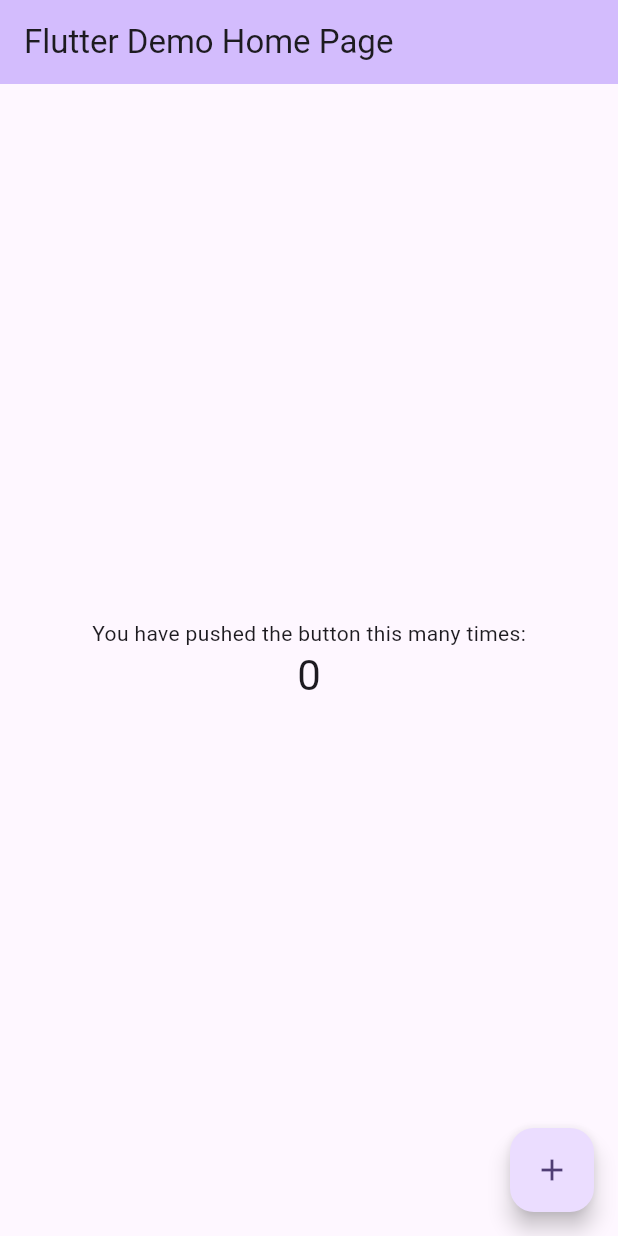
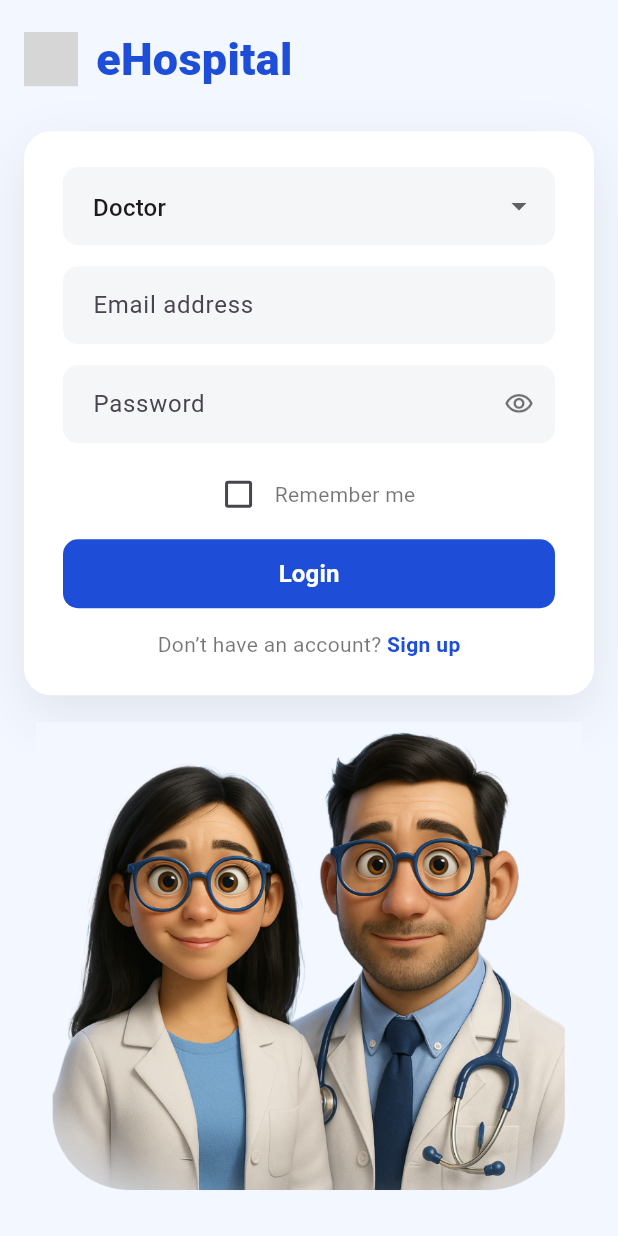
Before and after one commit to Rachit2030/ehosptal_flutter_revamp, a Flutter app: the screen it shows after launch, on a phone screen of 412 x 824 dp. Run offline on Flutter 3.47's test engine with Material 3 defaults, Android fonts, the phone set to English and light mode, and no system bars; our stand-ins replace flutter_svg; project files that could hold a hidden picture were left out; grey boxes are pictures that could not be loaded.

Commit message:
Login Page Implementation

```diff
--- /dev/null
+++ b/lib/Service/API_service.dart
@@ -0,0 +1,40 @@
+import 'dart:convert';
+import 'package:http/http.dart' as http;
+
+class ApiService {
+  static const String baseUrl =
+      "https://tysnx3mi2s.us-east-1.awsapprunner.com";
+
+  Future<Map<String, dynamic>> login({
+    required String email,
+    required String password,
+    required String selectedOption, // "Doctor" / "Patient"
+  }) async {
+    final url = Uri.parse("$baseUrl/api/users/login");
+
+    final response = await http
+        .post(
+          url,
+          headers: const {
+            "Content-Type": "application/json",
+            "Accept": "application/json",
+          },
+          body: jsonEncode({
+            "email": email,
+            "password": password,
+            "selectedOption": selectedOption, // keep "Doctor" if backend expects that
+          }),
+        )
+        .timeout(const Duration(seconds: 20));
+
+    // Helpful debug
+    // print("Status: ${response.statusCode}");
+    // print("Body: ${response.body}");
+
+    if (response.statusCode == 200) {
+      return jsonDecode(response.body) as Map<String, dynamic>;
+    }
+
+    throw Exception("Login failed: ${response.statusCode} - ${response.body}");
+  }
+}
--- /dev/null
+++ b/lib/View/Screens/Login_Screen.dart
@@ -0,0 +1,476 @@
+import 'package:ehosptal_flutter_revamp/Service/API_service.dart';
+import 'package:flutter/material.dart';
+import 'package:flutter_svg/svg.dart';
+
+class LoginScreen extends StatefulWidget {
+  const LoginScreen({super.key});
+
+  @override
+  State<LoginScreen> createState() => _LoginScreenState();
+}
+
+class _LoginScreenState extends State<LoginScreen> {
+  final _formKey = GlobalKey<FormState>();
+
+  final emailController = TextEditingController();
+  final passwordController = TextEditingController();
+
+  final List<String> roles = const ["Doctor", "Patient"];
+  String selectedRole = "Doctor";
+
+  bool rememberMe = false;
+  bool isLoading = false;
+  bool obscurePassword = true;
+
+  @override
+  void dispose() {
+    emailController.dispose();
+    passwordController.dispose();
+    super.dispose();
+  }
+
+  void onLogin() async {
+  FocusScope.of(context).unfocus();
+
+  if (!_formKey.currentState!.validate()) return;
+
+  setState(() => isLoading = true);
+
+  try {
+    final api = ApiService();
+
+    final res = await api.login(
+      email: emailController.text.trim(),
+      password: passwordController.text.trim(),
+      selectedOption: selectedRole, // Doctor / Patient
+    );
+
+    if (!mounted) return;
+    setState(() => isLoading = false);
+
+    // Optional: if your API returns token/user, you can read it like:
+    // final token = res["token"];
+    // final user = res["user"];
+
+    ScaffoldMessenger.of(context).showSnackBar(
+      const SnackBar(content: Text("✅ Login successful")),
+    );
+
+    // TODO: Navigate to home screen
+    // Navigator.pushReplacement(context, MaterialPageRoute(builder: (_) => const HomeScreen()));
+
+    debugPrint("Login response: $res");
+  } catch (e) {
+    if (!mounted) return;
+    setState(() => isLoading = false);
+
+    ScaffoldMessenger.of(context).showSnackBar(
+      SnackBar(content: Text("❌ Login failed: $e")),
+    );
+
+    debugPrint("Login error: $e");
+  }
+}
+
+
+  @override
+  Widget build(BuildContext context) {
+    const bg = Color(0xFFF3F7FF);
+    const primary = Color(0xFF1E4ED8);
+
+    return Scaffold(
+      backgroundColor: bg,
+      body: SafeArea(
+        child: LayoutBuilder(
+          builder: (context, constraints) {
+            final isMobile = constraints.maxWidth < 900;
+
+            return Padding(
+              padding: EdgeInsets.symmetric(
+                horizontal: isMobile ? 16 : 40,
+                vertical: isMobile ? 18 : 28,
+              ),
+              child: Column(
+                crossAxisAlignment: CrossAxisAlignment.start,
+                children: [
+                  // Top-left brand row (logo + eHospital)
+                  Row(
+                    children: [
+                      SvgPicture.asset(
+  "assets/ehospital_logo.svg",
+  height: 36,
+),
+                      const SizedBox(width: 12),
+                      const Text(
+                        "eHospital",
+                        style: TextStyle(
+                          fontSize: 30,
+                          fontWeight: FontWeight.w800,
+                          color: primary,
+                          letterSpacing: 0.2,
+                        ),
+                      ),
+                    ],
+                  ),
+
+                  const SizedBox(height: 22),
+
+                  Expanded(
+                    child: Center(
+                      child: ConstrainedBox(
+                        constraints: const BoxConstraints(maxWidth: 1200),
+                        child: isMobile
+                            ? _MobileLayout(primary: primary)
+                            : _DesktopLayout(
+                                primary: primary,
+                                formKey: _formKey,
+                                roles: roles,
+                                selectedRole: selectedRole,
+                                onRoleChanged: (v) =>
+                                    setState(() => selectedRole = v),
+                                emailController: emailController,
+                                passwordController: passwordController,
+                                rememberMe: rememberMe,
+                                onRememberChanged: (v) =>
+                                    setState(() => rememberMe = v),
+                                obscurePassword: obscurePassword,
+                                onTogglePassword: () => setState(
+                                    () => obscurePassword = !obscurePassword),
+                                isLoading: isLoading,
+                                onLogin: onLogin,
+                              ),
+                      ),
+                    ),
+                  ),
+                ],
+              ),
+            );
+          },
+        ),
+      ),
+    );
+  }
+
+  Widget _MobileLayout({required Color primary}) {
+    // On mobile, stack card then image
+    return SingleChildScrollView(
+      child: Column(
+        children: [
+          _LoginCard(
+            primary: primary,
+            formKey: _formKey,
+            roles: roles,
+            selectedRole: selectedRole,
+            onRoleChanged: (v) => setState(() => selectedRole = v),
+            emailController: emailController,
+            passwordController: passwordController,
+            rememberMe: rememberMe,
+            onRememberChanged: (v) => setState(() => rememberMe = v),
+            obscurePassword: obscurePassword,
+            onTogglePassword: () =>
+                setState(() => obscurePassword = !obscurePassword),
+            isLoading: isLoading,
+            onLogin: onLogin,
+          ),
+          const SizedBox(height: 18),
+          Image.asset(
+            "assets/doctors_illustration.png",
+            height: 320,
+            fit: BoxFit.contain,
+          ),
+        ],
+      ),
+    );
+  }
+}
+
+class _DesktopLayout extends StatelessWidget {
+  const _DesktopLayout({
+    required this.primary,
+    required this.formKey,
+    required this.roles,
+    required this.selectedRole,
+    required this.onRoleChanged,
+    required this.emailController,
+    required this.passwordController,
+    required this.rememberMe,
+    required this.onRememberChanged,
+    required this.obscurePassword,
+    required this.onTogglePassword,
+    required this.isLoading,
+    required this.onLogin,
+  });
+
+  final Color primary;
+  final GlobalKey<FormState> formKey;
+  final List<String> roles;
+  final String selectedRole;
+  final ValueChanged<String> onRoleChanged;
+
+  final TextEditingController emailController;
+  final TextEditingController passwordController;
+
+  final bool rememberMe;
+  final ValueChanged<bool> onRememberChanged;
+
+  final bool obscurePassword;
+  final VoidCallback onTogglePassword;
+
+  final bool isLoading;
+  final VoidCallback onLogin;
+
+  @override
+  Widget build(BuildContext context) {
+    return Row(
+      children: [
+        // Left: card
+        Expanded(
+          flex: 5,
+          child: Align(
+            alignment: Alignment.centerLeft,
+            child: _LoginCard(
+              primary: primary,
+              formKey: formKey,
+              roles: roles,
+              selectedRole: selectedRole,
+              onRoleChanged: onRoleChanged,
+              emailController: emailController,
+              passwordController: passwordController,
+              rememberMe: rememberMe,
+              onRememberChanged: onRememberChanged,
+              obscurePassword: obscurePassword,
+              onTogglePassword: onTogglePassword,
+              isLoading: isLoading,
+              onLogin: onLogin,
+            ),
+          ),
+        ),
+
+        const SizedBox(width: 40),
+
+        // Right: illustration
+        Expanded(
+          flex: 6,
+          child: Align(
+            alignment: Alignment.centerRight,
+            child: Image.asset(
+              "assets/doctors_illustration.png",
+              height: 460,
+              fit: BoxFit.contain,
+            ),
+          ),
+        ),
+      ],
+    );
+  }
+}
+
+class _LoginCard extends StatelessWidget {
+  const _LoginCard({
+    required this.primary,
+    required this.formKey,
+    required this.roles,
+    required this.selectedRole,
+    required this.onRoleChanged,
+    required this.emailController,
+    required this.passwordController,
+    required this.rememberMe,
+    required this.onRememberChanged,
+    required this.obscurePassword,
+    required this.onTogglePassword,
+    required this.isLoading,
+    required this.onLogin,
+  });
+
+  final Color primary;
+  final GlobalKey<FormState> formKey;
+
+  final List<String> roles;
+  final String selectedRole;
+  final ValueChanged<String> onRoleChanged;
+
+  final TextEditingController emailController;
+  final TextEditingController passwordController;
+
+  final bool rememberMe;
+  final ValueChanged<bool> onRememberChanged;
+
+  final bool obscurePassword;
+  final VoidCallback onTogglePassword;
+
+  final bool isLoading;
+  final VoidCallback onLogin;
+
+  @override
+  Widget build(BuildContext context) {
+    const fieldFill = Color(0xFFF5F6F8);
+
+    InputDecoration decoration(String hint, {Widget? suffixIcon}) {
+      return InputDecoration(
+        hintText: hint,
+        filled: true,
+        fillColor: fieldFill,
+        contentPadding: const EdgeInsets.symmetric(horizontal: 16, vertical: 14),
+        border: OutlineInputBorder(
+          borderRadius: BorderRadius.circular(10),
+          borderSide: BorderSide.none,
+        ),
+        suffixIcon: suffixIcon,
+      );
+    }
+
+    return ConstrainedBox(
+      constraints: const BoxConstraints(maxWidth: 440),
+      child: Container(
+        padding: const EdgeInsets.symmetric(horizontal: 26, vertical: 24),
+        decoration: BoxDecoration(
+          color: Colors.white,
+          borderRadius: BorderRadius.circular(18),
+          boxShadow: [
+            BoxShadow(
+              blurRadius: 30,
+              offset: const Offset(0, 12),
+              color: Colors.black.withOpacity(0.08),
+            ),
+          ],
+        ),
+        child: Form(
+          key: formKey,
+          child: Column(
+            mainAxisSize: MainAxisSize.min,
+            children: [
+              // Role dropdown (looks like web select)
+              DropdownButtonFormField<String>(
+                value: selectedRole,
+                decoration: decoration("Select a role"),
+                items: roles
+                    .map((r) => DropdownMenuItem(value: r, child: Text(r)))
+                    .toList(),
+                onChanged: (v) {
+                  if (v != null) onRoleChanged(v);
+                },
+              ),
+
+              const SizedBox(height: 14),
+
+              // Email
+              TextFormField(
+                controller: emailController,
+                keyboardType: TextInputType.emailAddress,
+                decoration: decoration("Email address"),
+                validator: (v) {
+                  final value = (v ?? "").trim();
+                  if (value.isEmpty) return "Email is required";
+                  if (!value.contains("@")) return "Enter a valid email";
+                  return null;
+                },
+              ),
+
+              const SizedBox(height: 14),
+
+              // Password
+              TextFormField(
+                controller: passwordController,
+                obscureText: obscurePassword,
+                decoration: decoration(
+                  "Password",
+                  suffixIcon: IconButton(
+                    onPressed: onTogglePassword,
+                    icon: Icon(
+                      obscurePassword
+                          ? Icons.visibility_outlined
+                          : Icons.visibility_off_outlined,
+                      size: 20,
+                      color: Colors.black54,
+                    ),
+                  ),
+                ),
+                validator: (v) {
+                  if ((v ?? "").isEmpty) return "Password is required";
+                  return null;
+                },
+              ),
+
+              const SizedBox(height: 10),
+
+              // Remember me (centered like screenshot)
+              Row(
+                mainAxisAlignment: MainAxisAlignment.center,
+                children: [
+                  Checkbox(
+                    value: rememberMe,
+                    onChanged: (v) => onRememberChanged(v ?? false),
+                  ),
+                  const Text(
+                    "Remember me",
+                    style: TextStyle(color: Colors.black54),
+                  ),
+                ],
+              ),
+
+              const SizedBox(height: 6),
+
+              // Login button (full width, rounded)
+              SizedBox(
+                width: double.infinity,
+                height: 46,
+                child: ElevatedButton(
+                  onPressed: isLoading ? null : onLogin,
+                  style: ElevatedButton.styleFrom(
+                    backgroundColor: primary,
+                    shape: RoundedRectangleBorder(
+                      borderRadius: BorderRadius.circular(10),
+                    ),
+                    elevation: 0,
+                  ),
+                  child: isLoading
+                      ? const SizedBox(
+                          height: 18,
+                          width: 18,
+                          child: CircularProgressIndicator(
+                            strokeWidth: 2.2,
+                            color: Colors.white,
+                          ),
+                        )
+                      : const Text(
+                          "Login",
+                          style: TextStyle(
+                            fontSize: 16,
+                            fontWeight: FontWeight.w700,
+                            color: Colors.white
+                          ),
+                        ),
+                ),
+              ),
+
+              const SizedBox(height: 14),
+
+              // Bottom row: Sign up
+              Row(
+                mainAxisAlignment: MainAxisAlignment.center,
+                children: [
+                  const Text(
+                    "Don’t have an account? ",
+                    style: TextStyle(color: Colors.black54),
+                  ),
+                  GestureDetector(
+                    onTap: () {
+                      // TODO: navigate to signup
+                    },
+                    child: Text(
+                      "Sign up",
+                      style: TextStyle(
+                        color: primary,
+                        fontWeight: FontWeight.w700,
+                      ),
+                    ),
+                  ),
+                ],
+              ),
+            ],
+          ),
+        ),
+      ),
+    );
+  }
+}
--- a/lib/main.dart
+++ b/lib/main.dart
@@ -1,3 +1,4 @@
+import 'package:ehosptal_flutter_revamp/View/Screens/Login_Screen.dart';
 import 'package:flutter/material.dart';
 
 void main() {
@@ -30,7 +31,7 @@ class MyApp extends StatelessWidget {
         // tested with just a hot reload.
         colorScheme: .fromSeed(seedColor: Colors.deepPurple),
       ),
-      home: const MyHomePage(title: 'Flutter Demo Home Page'),
+      home: const LoginScreen(),
     );
   }
 }
```
Also changed, not shown: pubspec.yaml (+5 -3 lines), assets/doctors_illustration.png (added), assets/ehospital_logo.svg (added), pubspec.lock.
